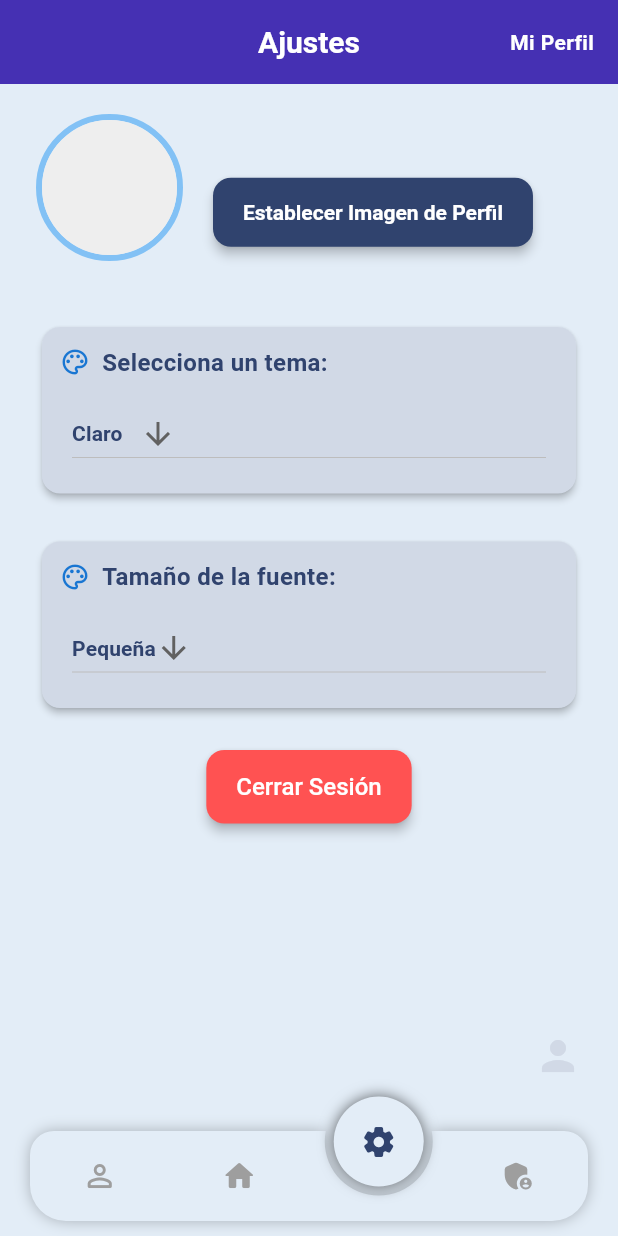
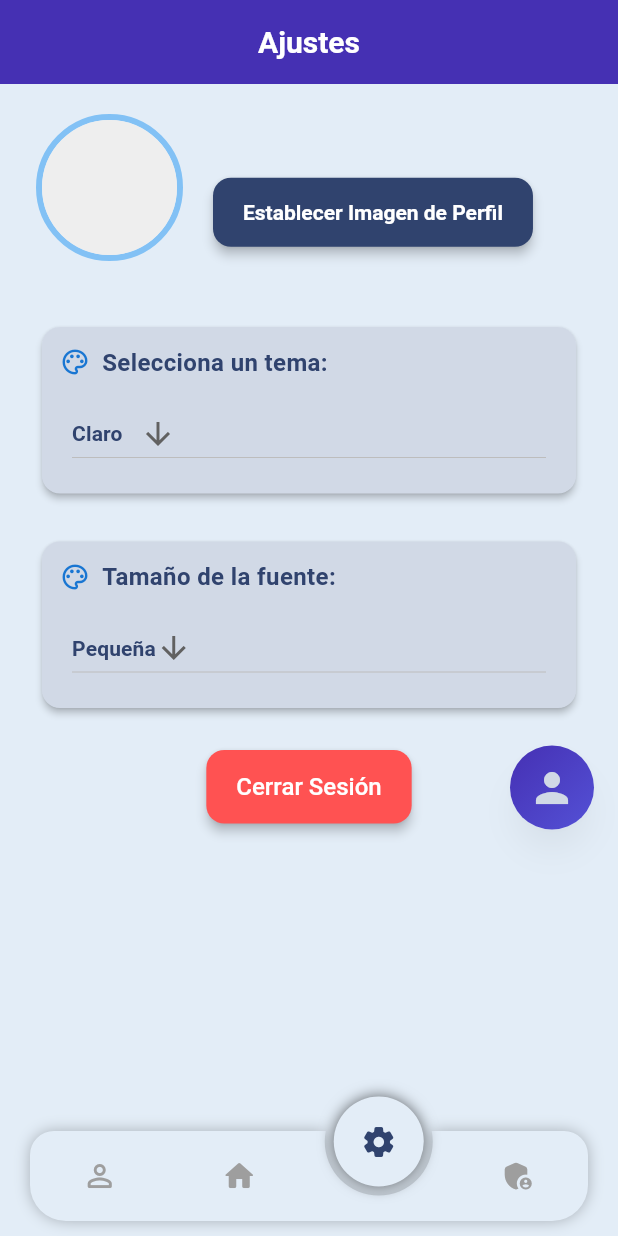
Before and after one commit to MaNoLiN-CRV/FlexDiet, a Flutter app: the SettingsScreen screen opened directly, on a phone screen of 412 x 824 dp. Run offline on Flutter 3.47's test engine with Material 3 defaults, Android fonts, the light colour scheme and no system bars; drawn by our look-alikes of circle_nav_bar; our stand-ins replace auth_buttons, camera, firebase_auth, firebase_core, fl_chart, flutter_animate and 7 more; missing offline and left inert: msh_checkbox; accounts and stored records are empty.

Commit message:
Icon button implemented on settings screen

```diff
--- a/lib/screens/settings_screen.dart
+++ b/lib/screens/settings_screen.dart
@@ -2,8 +2,6 @@ import 'dart:io';
 import 'package:firebase_auth/firebase_auth.dart';
 import 'package:flutter/material.dart';
 import 'package:flutter_flexdiet/navigation/navigation.dart';
-
-import 'package:flutter_flexdiet/screens/login/login_screen.dart';
 import 'package:flutter_flexdiet/screens/screens.dart';
 import 'package:flutter_flexdiet/services/image_service/image_service.dart';
 import 'package:flutter_flexdiet/theme/theme.dart';
@@ -33,37 +31,14 @@ class _SettingsScreenState extends State<SettingsScreen> {
         ),
         centerTitle: true,
         elevation: 0,
-        actions: [
-          Padding(
-            padding: const EdgeInsets.all(16),
-            child: const Text(
-              'Mi Perfil',
-              style: TextStyle(
-                color: Colors.white,
-                fontWeight: FontWeight.w600,
-              ),
-            ),
-          ),
-        ],
       ),
       bottomNavigationBar: BottomNav(
         selectedIndex: 2,
         onItemTapped: (index) => navigationRouter(context, index),
       ),
-      floatingActionButton: IconButton(
-        style: theme.iconButtonTheme.style,
-        onPressed: () =>
-        Navigator.push(
-          context,
-          MaterialPageRoute(builder: (BuildContext context) => EditPerson())
-        ),
-        icon: Icon(
-          Icons.person,
-          size: 32,
-          color: Theme.of(context).colorScheme.onPrimary,
-        ),
-      ),
-      body: SingleChildScrollView(
+      body: Stack(
+        children: [
+          SingleChildScrollView(
             child: Column(
               children: [
                 const SizedBox(height: 20),
@@ -99,9 +74,50 @@ class _SettingsScreenState extends State<SettingsScreen> {
                       const SizedBox(height: 24),
                     ],
                   ),
-            )
+                ),
               ],
             ),
+          ),
+          Positioned(
+            right: 16,
+            bottom: 20,
+            child: Hero(
+              tag: 'profile-hero',
+              child: Material(
+                elevation: 8,
+                shadowColor:
+                    Theme.of(context).colorScheme.shadow.withValues(alpha: 0.2),
+                shape: const CircleBorder(),
+                child: InkWell(
+                  onTap: () => Navigator.push(
+                      context,
+                      MaterialPageRoute(
+                          builder: (context) => const EditPerson())),
+                  customBorder: const CircleBorder(),
+                  child: Container(
+                    padding: const EdgeInsets.all(12),
+                    decoration: BoxDecoration(
+                      shape: BoxShape.circle,
+                      gradient: LinearGradient(
+                        begin: Alignment.topLeft,
+                        end: Alignment.bottomRight,
+                        colors: [
+                          Theme.of(context).colorScheme.primary,
+                          Theme.of(context).colorScheme.secondary,
+                        ],
+                      ),
+                    ),
+                    child: Icon(
+                      Icons.person,
+                      size: 32,
+                      color: Theme.of(context).colorScheme.onPrimary,
+                    ),
+                  ),
+                ),
+              ),
+            ),
+          ),
+        ],
       ),
     );
   }
```
Lines whose indentation alone changed are shown as unchanged.
